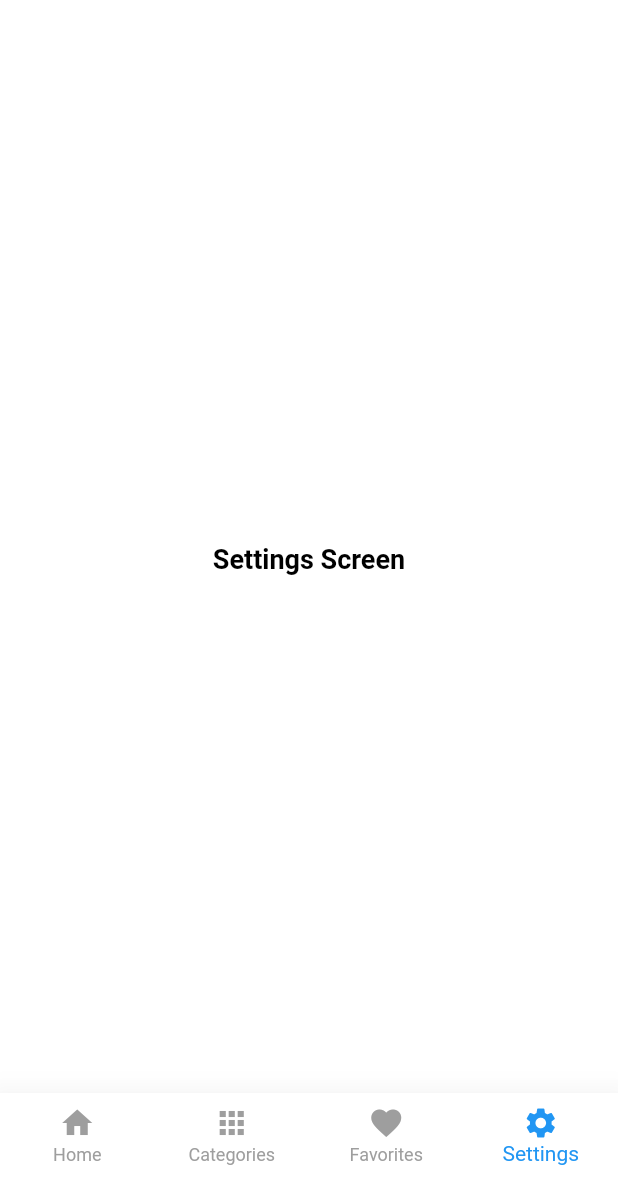
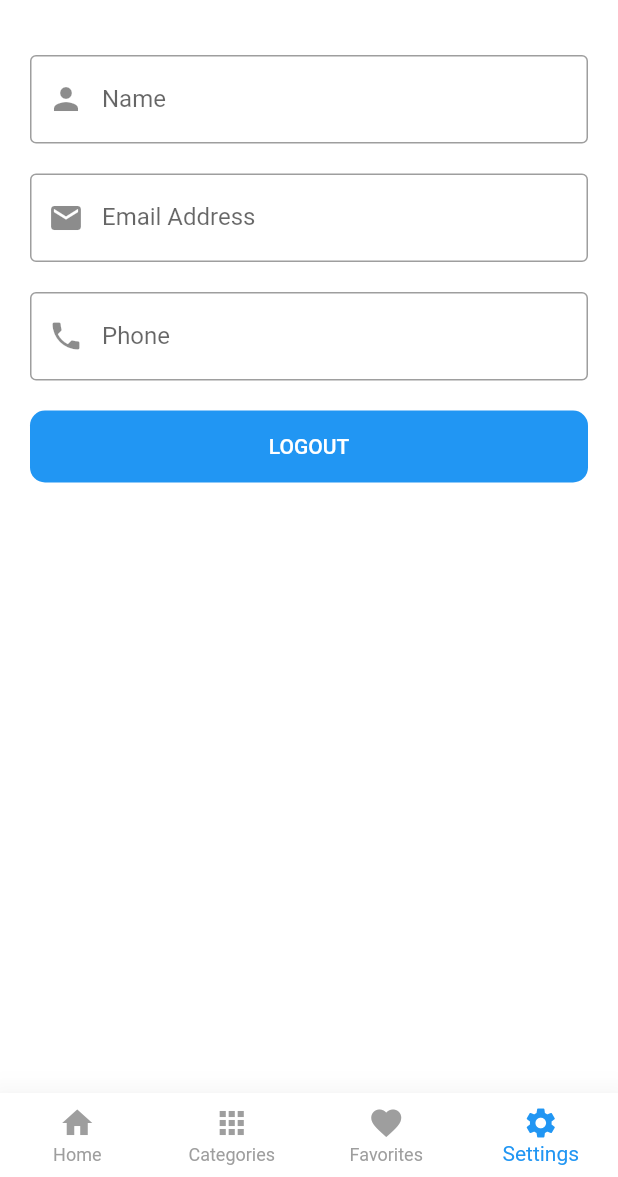
Before and after one commit to femongamel102/shop-app-with-api, a Flutter app: the ShopLayout screen opened directly, item 4 of the bottom bar chosen, on a phone screen of 412 x 824 dp, the part 59-1236 px from its top. Run offline on Flutter 3.47's test engine with Material 2 defaults, Android fonts, the light colour scheme and no system bars; our stand-ins replace bloc, carousel_slider, conditional_builder_null_safety, dio, flutter_bloc, fluttertoast and 3 more; accounts and stored records are empty; network calls fail.

Commit message:
handle Settings screen and logout

```diff
--- a/lib/layout/shop_app/cubit/states.dart
+++ b/lib/layout/shop_app/cubit/states.dart
@@ -1,4 +1,5 @@
 import 'package:shop_app_with_api/models/change_favorites_model.dart';
+import 'package:shop_app_with_api/models/login_model.dart';
 
 abstract class ShopStates {}
 
@@ -33,3 +34,12 @@ class ShopLoadingGetFavoritesState extends ShopStates {}
 class ShopSuccessGetFavoritesState extends ShopStates {}
 
 class ShopErrorGetFavoritesState extends ShopStates {}
+
+class ShopLoadingUserDataState extends ShopStates {}
+
+class ShopSuccessUserDataState extends ShopStates {
+  final ShopLoginModel loginModel;
+  ShopSuccessUserDataState(this.loginModel);
+}
+
+class ShopErrorUserDataState extends ShopStates {}
--- a/lib/main.dart
+++ b/lib/main.dart
@@ -46,7 +46,8 @@ class MyApp extends StatelessWidget {
           create: (context) => ShopCubit()
             ..getHomeData()
             ..getCategories()
-            ..getFavorites(),
+            ..getFavorites()
+            ..getUserData(),
         ),
       ],
       child: MaterialApp(
--- a/lib/modules/login/shop_login_screen.dart
+++ b/lib/modules/login/shop_login_screen.dart
@@ -1,12 +1,12 @@
 import 'package:conditional_builder_null_safety/conditional_builder_null_safety.dart';
 import 'package:flutter/material.dart';
 import 'package:flutter_bloc/flutter_bloc.dart';
-import 'package:fluttertoast/fluttertoast.dart';
 import 'package:shop_app_with_api/layout/shop_app/shop_layout.dart';
 import 'package:shop_app_with_api/modules/login/cubit/cubit.dart';
 import 'package:shop_app_with_api/modules/login/cubit/states.dart';
 import 'package:shop_app_with_api/modules/register/shop_register_screen.dart';
 import 'package:shop_app_with_api/shared/components/components.dart';
+import 'package:shop_app_with_api/shared/components/constants.dart';
 import 'package:shop_app_with_api/shared/network/local/chache_helper.dart';
 
 class ShopLoginScreen extends StatelessWidget {
@@ -29,7 +29,8 @@ class ShopLoginScreen extends StatelessWidget {
               CacheHelper.saveData(
                       key: 'token', value: state.loginModel.data!.token)
                   .then((value) {
-                navigateAndFinish(context,const ShopLayout());
+                token =  state.loginModel.data!.token;
+                navigateAndFinish(context, const ShopLayout());
               });
               // showToast(
               //     msg: state.loginModel.message!,
--- a/lib/modules/settings/settings_screen.dart
+++ b/lib/modules/settings/settings_screen.dart
@@ -1,14 +1,92 @@
+import 'package:conditional_builder_null_safety/conditional_builder_null_safety.dart';
 import 'package:flutter/material.dart';
+import 'package:flutter_bloc/flutter_bloc.dart';
+import 'package:shop_app_with_api/layout/shop_app/cubit/cubit.dart';
+import 'package:shop_app_with_api/layout/shop_app/cubit/states.dart';
+import 'package:shop_app_with_api/shared/components/components.dart';
+import 'package:shop_app_with_api/shared/components/constants.dart';
 
 class SettingsScreen extends StatelessWidget {
-  const SettingsScreen({Key? key}) : super(key: key);
+  SettingsScreen({Key? key}) : super(key: key);
+
+  final nameController = TextEditingController();
+  final emailController = TextEditingController();
+  final phoneController = TextEditingController();
 
   @override
   Widget build(BuildContext context) {
-    return Center(
-        child: Text(
-          'Settings Screen',
-          style: Theme.of(context).textTheme.bodyText1,
-        ));
+    return BlocConsumer<ShopCubit, ShopStates>(
+      listener: (context, state) {},
+      builder: (context, state) {
+        final model = ShopCubit.get(context).userModel;
+        nameController.text = model!.data!.name!;
+        emailController.text = model.data!.email!;
+        phoneController.text = model.data!.phone!;
+
+        return ConditionalBuilder(
+          condition: ShopCubit.get(context).userModel != null,
+          builder: (context) => Padding(
+            padding: const EdgeInsets.all(20.0),
+            child: Column(
+              children: [
+                defaultTextFormField(
+                  controller: nameController,
+                  keyboardType: TextInputType.name,
+                  validator: (value) {
+                    if (value!.isEmpty) {
+                      return 'name must not be empty';
+                    }
+                    return null;
+                  },
+                  prefixIcon: Icons.person,
+                  labelText: 'Name',
+                ),
+                const SizedBox(
+                  height: 20,
+                ),
+                defaultTextFormField(
+                  controller: emailController,
+                  keyboardType: TextInputType.emailAddress,
+                  validator: (value) {
+                    if (value!.isEmpty) {
+                      return 'email must not be empty';
+                    }
+                    return null;
+                  },
+                  prefixIcon: Icons.email,
+                  labelText: 'Email Address',
+                ),
+                const SizedBox(
+                  height: 20,
+                ),
+                defaultTextFormField(
+                  controller: phoneController,
+                  keyboardType: TextInputType.phone,
+                  validator: (value) {
+                    if (value!.isEmpty) {
+                      return 'phone must not be empty';
+                    }
+                    return null;
+                  },
+                  prefixIcon: Icons.phone,
+                  labelText: 'Phone',
+                ),
+                const SizedBox(
+                  height: 20,
+                ),
+                defaultButton(
+                    onPressed: () {
+                      signOut(context);
+                    },
+                    text: 'Logout'),
+              ],
+            ),
+          ),
+          fallback: (context) => const Center(
+            child: CircularProgressIndicator(),
+          ),
+        );
+      },
+    );
   }
 }
--- a/lib/shared/network/end_points.dart
+++ b/lib/shared/network/end_points.dart
@@ -3,3 +3,4 @@ const LOGIN = 'login';
 const HOME = 'home';
 const GET_CATEGORIES = 'categories';
 const FAVORITES = 'favorites';
+const PROFILE = 'profile';
```
Also changed, not shown: lib/layout/shop_app/cubit/cubit.dart (+41 -20 lines).
